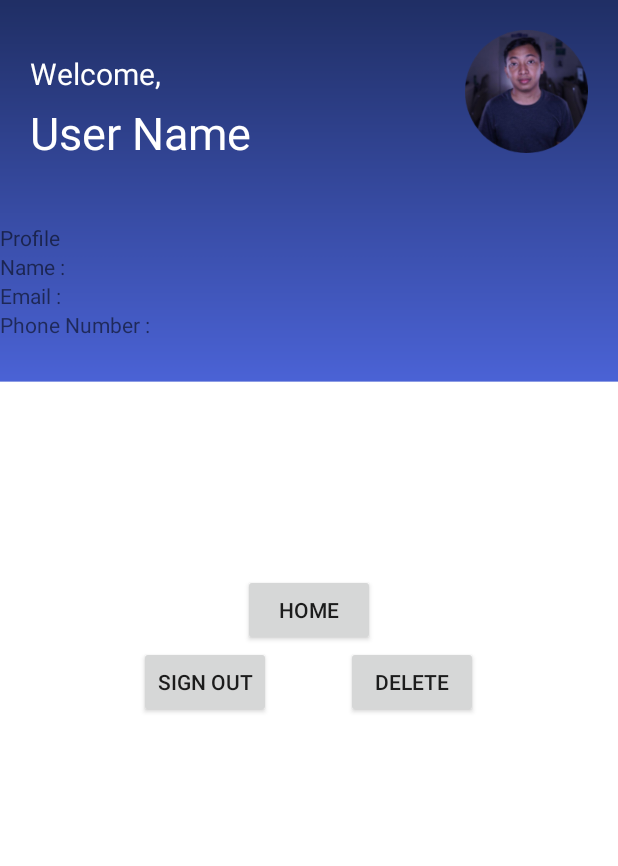
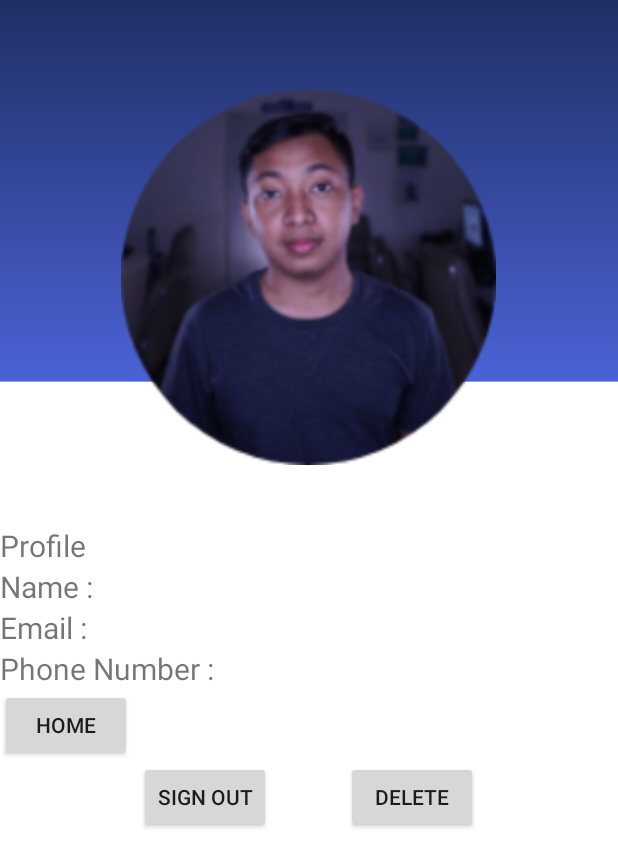
Before and after one commit to Hirito1609/SE-Project, an Android app: the login screen opened directly, with no data from a screen before it, on a phone screen of 412 x 824 dp. Shown: the top 866 px of the screen. Run offline under Robolectric (Android 15) with nearby library versions, the phone set to English and light mode, and no system bars; our stand-ins replace Firebase (no records; nobody signed in at launch, a user with empty details on screens opened directly); libraries missing offline, so code that uses them is left out: com.firebase.ui; 1 statement that could not run was skipped.

Commit message:
login page remodel

```diff
--- a/app/src/main/java/com/sepro/occuchart/login.java
+++ b/app/src/main/java/com/sepro/occuchart/login.java
@@ -29,7 +29,7 @@ public class login extends AppCompatActivity {
     protected void onCreate(Bundle savedInstanceState) {
         super.onCreate(savedInstanceState);
         setContentView(R.layout.activity_login);
-        mainpage = findViewById(R.id.rl1);
+//        mainpage = findViewById(R.id.rl1);
         mainpage.setVisibility(View.VISIBLE);
         FirebaseUser user = FirebaseAuth.getInstance().getCurrentUser();
         display_name = findViewById(R.id.disname);
--- a/app/src/main/res/layout/activity_login.xml
+++ b/app/src/main/res/layout/activity_login.xml
@@ -1,5 +1,6 @@
 <?xml version="1.0" encoding="utf-8"?>
-<RelativeLayout xmlns:android="http://schemas.android.com/apk/res/android"
+<LinearLayout
+    xmlns:android="http://schemas.android.com/apk/res/android"
     xmlns:app="http://schemas.android.com/apk/res-auto"
     xmlns:tools="http://schemas.android.com/tools"
     android:background="@drawable/bgapps"
@@ -8,12 +9,8 @@
     android:orientation="vertical"
     android:layout_marginBottom="10dp"
     tools:context=".login"
-    android:visibility="invisible"
     android:id="@+id/rl1"
     >
-<!--    android:layout_marginTop="10dp"-->
-<!--    android:layout_marginLeft="10dp"-->
-<!--    android:layout_marginRight="10dp"-->
 
     <LinearLayout
         android:orientation="vertical"
@@ -28,30 +25,16 @@
         android:layout_width="match_parent"
         android:layout_height="wrap_content">
 
-        <TextView
-            android:id="@+id/dashoardtxt"
-            android:layout_marginTop="15dp"
-            android:text="Welcome,"
-            android:textColor="#FFFFFF"
-            android:textSize="20dp"
-            android:layout_width="wrap_content"
-            android:layout_height="wrap_content"></TextView>
 
-        <TextView
-            android:layout_below="@id/dashoardtxt"
-            android:layout_marginTop="5dp"
-            android:text="User Name"
-            android:textColor="#FFFFFF"
-            android:textSize="30dp"
-            android:layout_width="wrap_content"
-            android:layout_height="wrap_content"></TextView>
 
         <ImageView
+            android:elevation="60dp"
             android:id="@+id/profile_pic"
-            android:layout_alignParentRight="true"
+            android:layout_centerHorizontal="true"
             android:src="@drawable/person"
-            android:layout_width="82dp"
-            android:layout_height="82dp"/>
+            android:layout_width="250dp"
+            android:layout_height="250dp"
+            android:layout_marginTop="40dp"/>
 
     </RelativeLayout>
 
@@ -60,27 +43,37 @@
             android:layout_height="wrap_content"
             android:text="Profile"
             android:layout_marginTop="20dp"
+            android:textSize="20dp"
             />
         <TextView
             android:layout_width="match_parent"
             android:layout_height="wrap_content"
             android:id="@+id/disname"
             android:text="Name : "
+            android:textSize="20dp"
+
             />
         <TextView
             android:layout_width="match_parent"
             android:layout_height="wrap_content"
             android:text="Email : "
             android:id="@+id/disemail"
+            android:textSize="20dp"
             />
         <TextView
             android:layout_width="match_parent"
             android:layout_height="wrap_content"
             android:text="Phone Number : "
             android:id="@+id/disphone"
+            android:textSize="20dp"
             />
 
     </LinearLayout>
+
+    <LinearLayout
+        android:orientation="vertical"
+        android:layout_width="match_parent"
+        android:layout_height="wrap_content">
 
     <Button
         android:onClick="go_home"
@@ -111,6 +104,6 @@
             android:text="Delete"/>
     </LinearLayout>
 
+    </LinearLayout>
 
-
-</RelativeLayout>
+</LinearLayout>
```
